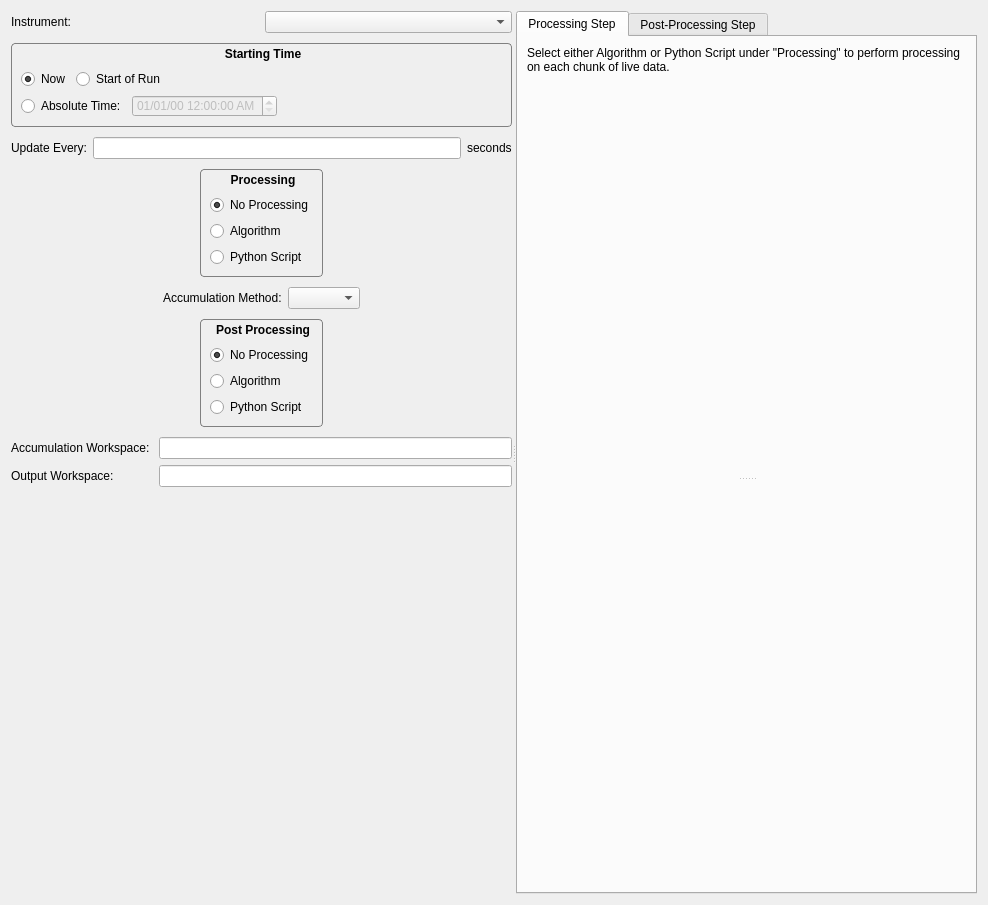
Old version of the form Code/Mantid/MantidQt/CustomDialogs/inc/MantidQtCustomDialogs/StartLiveDataDialog.ui in the repository mantidproject/mantid.
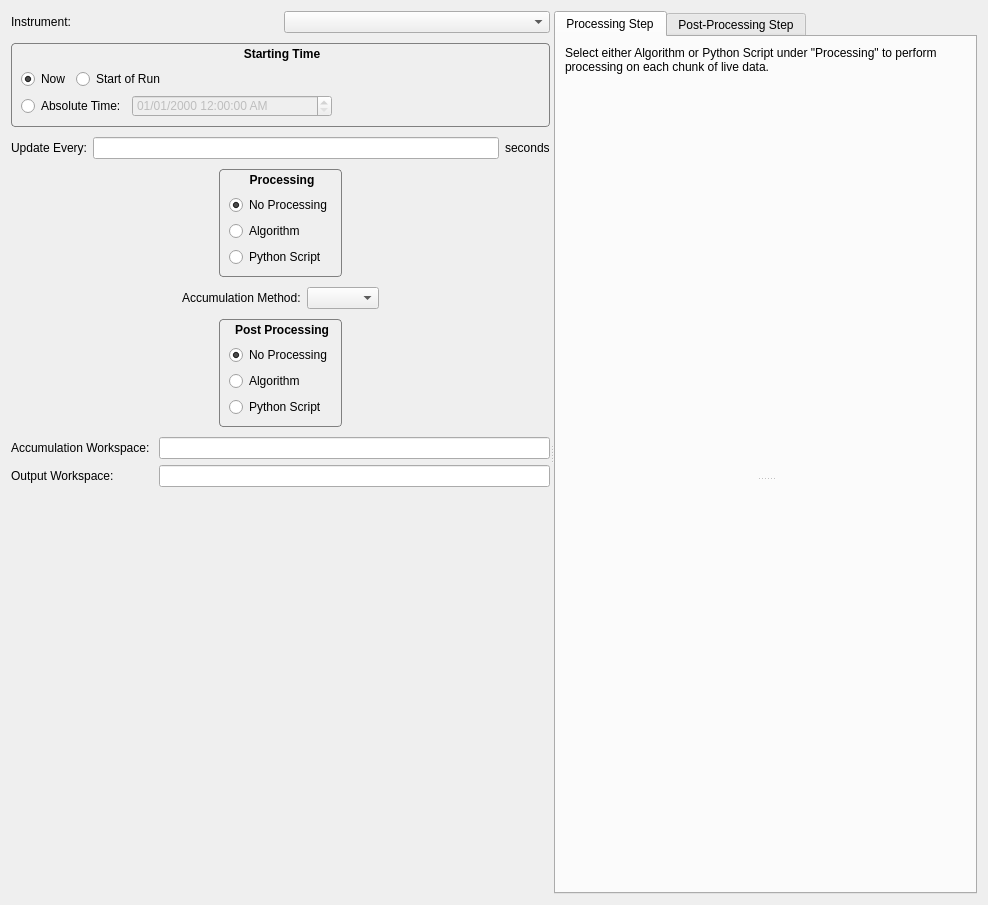
New version of the form. Custom widgets are drawn as their Qt base class.

Commit message: Refs #4931 more widgets connected in StartLiveData GUI

Diff of the .ui file:
```diff
--- a/Code/Mantid/MantidQt/CustomDialogs/inc/MantidQtCustomDialogs/StartLiveDataDialog.ui
+++ b/Code/Mantid/MantidQt/CustomDialogs/inc/MantidQtCustomDialogs/StartLiveDataDialog.ui
@@ -109,8 +109,14 @@
               <property name="enabled">
                <bool>false</bool>
               </property>
+              <property name="minimumSize">
+               <size>
+                <width>200</width>
+                <height>0</height>
+               </size>
+              </property>
               <property name="displayFormat">
-               <string>MM/dd/yy hh:mm:ss AP</string>
+               <string>MM/dd/yyyy hh:mm:ss AP</string>
               </property>
              </widget>
             </item>
```
Left out of the diff: 4 changed lines with no effect on the pictures. The commit also changes 3 other files.
